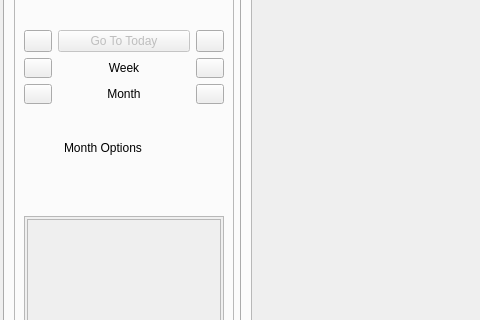
Above: src/openmolar/qt-designer/main.ui from rowinggolfer/openmolar1 before the change; both pictures show x 0 to 480 and y 223 to 543 of the 1018 by 658 pixel window. Below: the same form after it.
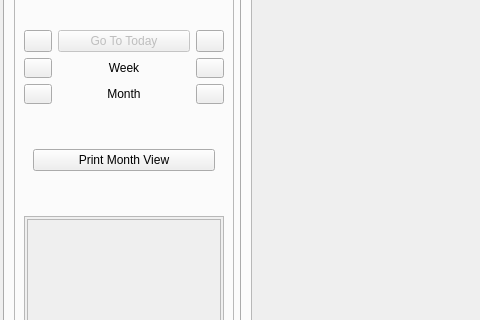
That is the form after the change. The open tabs and pages were chosen to show the change. Icons and pictures are not drawn.

Commit message: new code for write new patient, and month view can now be printed.

```diff
--- a/src/openmolar/qt-designer/main.ui
+++ b/src/openmolar/qt-designer/main.ui
@@ -4304,19 +4304,19 @@
                   </layout>
                  </widget>
                  <widget class="QWidget" name="page_4">
-                  <widget class="QLabel" name="label_47">
-                   <property name="geometry">
-                    <rect>
-                     <x>40</x>
-                     <y>30</y>
-                     <width>111</width>
-                     <height>16</height>
-                    </rect>
-                   </property>
-                   <property name="text">
-                    <string>Month Options</string>
-                   </property>
-                  </widget>
+                  <layout class="QVBoxLayout" name="verticalLayout_28">
+                   <item>
+                    <widget class="QPushButton" name="printMonth_pushButton">
+                     <property name="text">
+                      <string>Print Month View</string>
+                     </property>
+                     <property name="icon">
+                      <iconset resource="../resources/resources.qrc">
+                       <normaloff>:/ps.png</normaloff>:/ps.png</iconset>
+                     </property>
+                    </widget>
+                   </item>
+                  </layout>
                  </widget>
                  <widget class="QWidget" name="page_5">
                   <layout class="QHBoxLayout" name="horizontalLayout_22">
```
Left out of the diff: 16 changed lines with no effect on the pictures. The commit also changes 10 other files.
